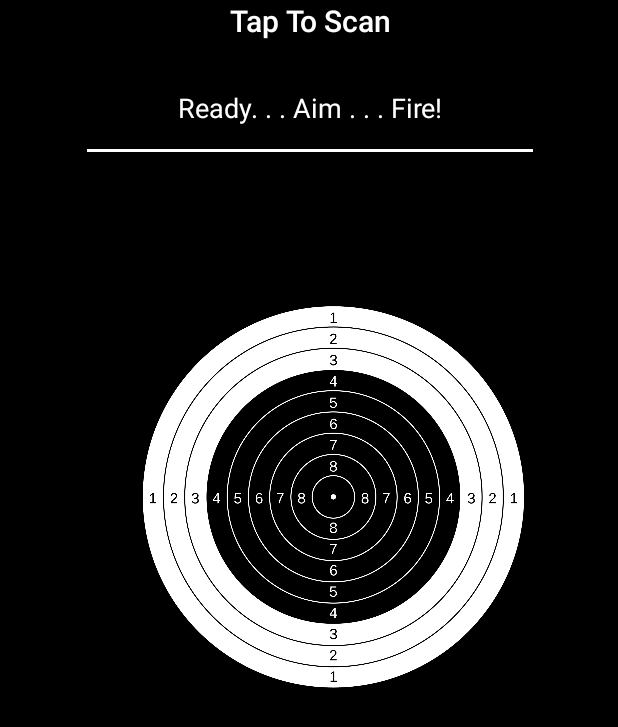
After one commit to denisha/hitscan, an Android app: the layout activity_scan_page.xml on its own in the app's theme, with its tools: preview values and no code run, on a phone screen of 412 x 824 dp. The commit adds this screen. Shown: the top 727 px of the screen. Run offline under Robolectric (Android 15) with nearby library versions, the phone set to English and light mode, and no system bars.

Commit message:
added sound file code, new pages + images

```diff
--- /dev/null
+++ b/hitscanapp/app/src/main/res/layout/activity_confirm_or_cancel.xml
@@ -0,0 +1,6 @@
+<?xml version="1.0" encoding="utf-8"?>
+<android.support.constraint.ConstraintLayout
+    xmlns:android="http://schemas.android.com/apk/res/android" android:layout_width="match_parent"
+    android:layout_height="match_parent">
+
+</android.support.constraint.ConstraintLayout>
--- /dev/null
+++ b/hitscanapp/app/src/main/res/layout/activity_scan_page.xml
@@ -0,0 +1,54 @@
+<?xml version="1.0" encoding="utf-8"?>
+<android.support.constraint.ConstraintLayout
+    xmlns:android="http://schemas.android.com/apk/res/android"
+    xmlns:app="http://schemas.android.com/apk/res-auto"
+    xmlns:tools="http://schemas.android.com/tools"
+    android:layout_width="match_parent"
+    android:layout_height="match_parent">
+
+    <ImageView
+        android:id="@+id/imageView"
+        android:layout_width="283dp"
+        android:layout_height="377dp"
+        android:layout_marginRight="48dp"
+        android:clickable="true"
+        android:contentDescription="@scan_button"
+        android:scaleType="fitCenter"
+        app:layout_constraintBottom_toBottomOf="parent"
+        app:layout_constraintRight_toRightOf="parent"
+        app:layout_constraintTop_toTopOf="parent"
+        app:layout_constraintVertical_bias="0.32"
+        app:srcCompat="@drawable/scan_button" />
+
+    <TextView
+        android:id="@+id/Text"
+        style="@android:style/Widget.Material.Light.EditText"
+        android:layout_width="305dp"
+        android:layout_height="72dp"
+        android:layout_marginTop="36dp"
+        android:contentDescription="@android:string/selectTextMode"
+        android:ems="10"
+        android:text="Ready. . . Aim . . . Fire!"
+        android:textAlignment="center"
+        android:textAppearance="@style/TextAppearance.AppCompat.Medium"
+        app:layout_constraintHorizontal_bias="0.506"
+        app:layout_constraintLeft_toLeftOf="parent"
+        app:layout_constraintRight_toRightOf="parent"
+        app:layout_constraintTop_toTopOf="parent" />
+
+    <TextView
+        android:id="@+id/Text2"
+        android:layout_width="285dp"
+        android:layout_height="53dp"
+        android:contentDescription="@android:string/selectTextMode"
+        android:ems="10"
+        android:text="Tap To Scan"
+        android:textAlignment="center"
+        android:textAppearance="@style/TextAppearance.AppCompat.Title"
+        app:layout_constraintHorizontal_bias="0.505"
+        app:layout_constraintLeft_toLeftOf="parent"
+        app:layout_constraintRight_toRightOf="parent"
+        tools:layout_editor_absoluteY="380dp"
+        tools:text="Tap To Scan" />
+
+</android.support.constraint.ConstraintLayout>
```
Also changed, not shown: hitscanapp/app/src/main/java/testalot/com/hitscanapp/MainActivity.java (+2 -13 lines), hitscanapp/app/src/main/res/layout/activity_cancel.xml (added, +19 -0 lines), hitscanapp/app/src/main/res/layout/activity_target_confirmed.xml (added, +18 -0 lines), hitscanapp/app/src/main/res/layout/error_page.xml (added, +17 -0 lines), hitscanapp/app/src/main/res/drawable-v24/error_page.png (added), hitscanapp/app/src/main/res/drawable-v24/mission_aborted.png (added), hitscanapp/app/src/main/res/drawable-v24/ready_aim_fire.png (added), hitscanapp/app/src/main/res/drawable-v24/scan_button.png (added), hitscanapp/app/src/main/res/drawable-v24/tap_to_scan.png (added), hitscanapp/app/src/main/res/drawable-v24/target_confirmed.png (added).
